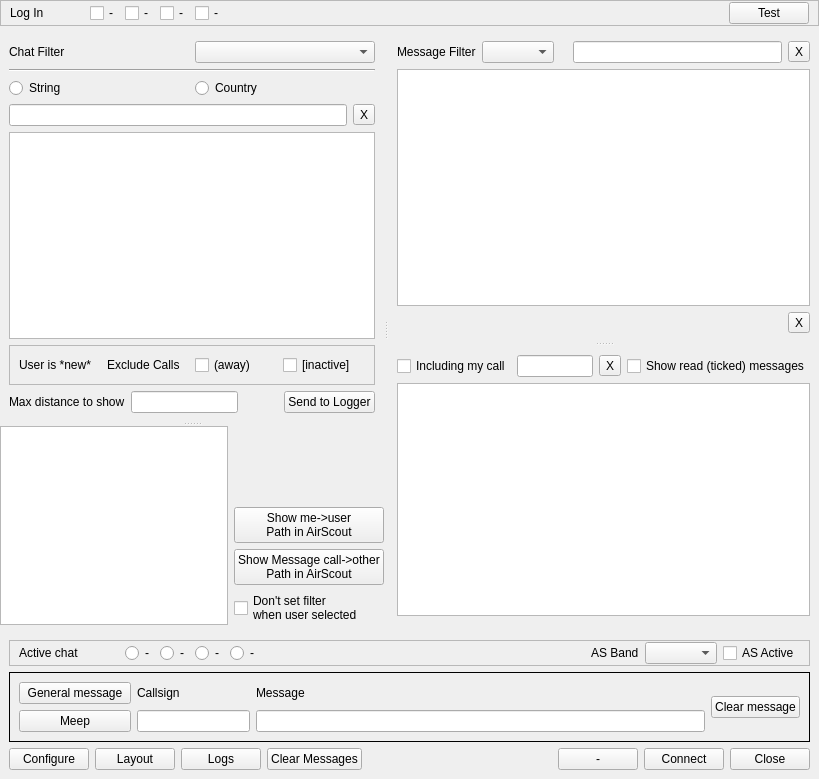
This is mqt/MqtKSTClient/kstmainwindow.ui in Rsclub22/Minos2-Mirror as Qt 5 draws it before an edit. The edited form follows.
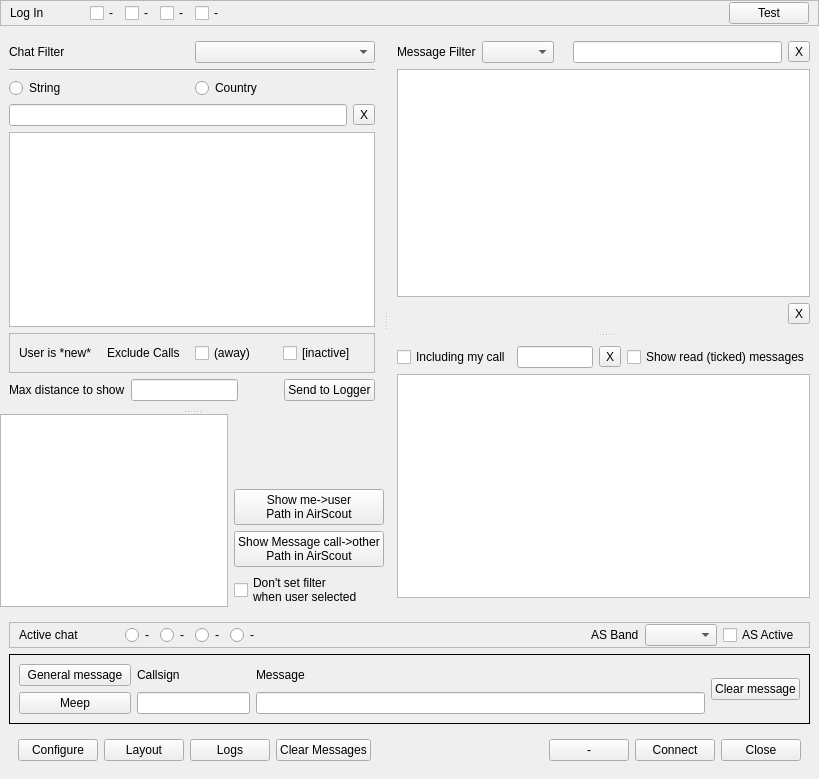
This is the edited form. Custom widgets are drawn as their Qt base class.

Commit message: Separate frames broken out

The edit to the form file:
```diff
--- a/mqt/MqtKSTClient/kstmainwindow.ui
+++ b/mqt/MqtKSTClient/kstmainwindow.ui
@@ -761,6 +761,7 @@
         </widget>
        </item>
        <item>
+        <widget class="QFrame" name="buttonsFrame">
         <layout class="QHBoxLayout" name="horizontalLayout">
          <item>
           <widget class="QPushButton" name="configureButton">
@@ -825,6 +826,7 @@
           </widget>
          </item>
         </layout>
+        </widget>
        </item>
       </layout>
      </widget>
```
Left out of the diff: 6 changed lines with no effect on the pictures. Lines whose indentation alone changed are shown as unchanged. The commit also changes 25 other files.
